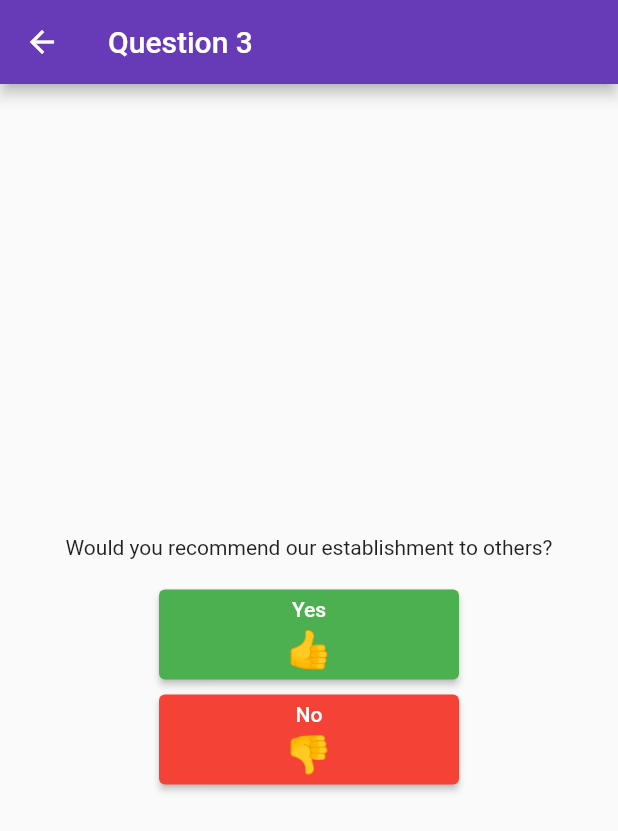
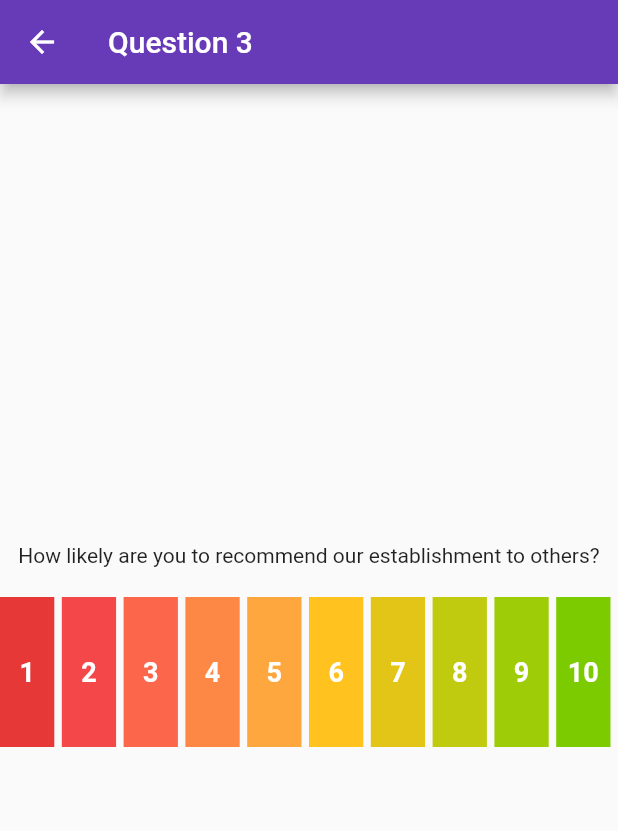
Before and after one commit to GeffersonST/Gosurvey, a Flutter app: the Question3Screen screen opened directly, on a phone screen of 412 x 824 dp. Shown: the top 831 px of the screen. Run offline on Flutter 3.47's test engine with Material 2 defaults, Android fonts, the light colour scheme and no system bars; our stand-ins replace fl_chart, shared_preferences, sqflite; accounts and stored records are empty.

Commit message:
Pagina da questão 3 melhorada e modificada

```diff
--- a/lib/screens/question3_screen.dart
+++ b/lib/screens/question3_screen.dart
@@ -2,7 +2,15 @@ import 'package:flutter/material.dart';
 import 'package:shared_preferences/shared_preferences.dart';
 import 'package:gosurvey/screens/results_screen.dart';
 
-class Question3Screen extends StatelessWidget {
+class Question3Screen extends StatefulWidget {
+  @override
+  _Question3ScreenState createState() => _Question3ScreenState();
+}
+
+class _Question3ScreenState extends State<Question3Screen> {
+  int selectedRating = -1; // Nenhum selecionado por padrão
+  bool isCompleted = false; // Para controlar se a seleção foi concluída
+
   @override
   Widget build(BuildContext context) {
     return Scaffold(
@@ -13,50 +21,120 @@ class Question3Screen extends StatelessWidget {
         child: Column(
           mainAxisAlignment: MainAxisAlignment.center,
           children: <Widget>[
-            Text('Would you recommend our establishment to others?'),
+            Text('How likely are you to recommend our establishment to others?'),
             SizedBox(height: 20),
-            buildResponseButton(context, 'Yes', Colors.green, '👍'),
-            SizedBox(height: 10), // Espaço vertical entre os botões
-            buildResponseButton(context, 'No', Colors.red, '👎'),
+            buildRatingSquares(),
+            SizedBox(height: 20),
+            buildFinishButton(),
           ],
         ),
       ),
     );
   }
 
-  Widget buildResponseButton(BuildContext context, String response, Color color, String emoji) {
-    return SizedBox(
-      width: 200, // Largura desejada para o botão
-      height: 60, // Altura desejada para o botão
-      child: ElevatedButton(
-        onPressed: () async {
-          // Save the response to question 3
-          await saveResultsToSharedPreferences('question3', response == 'Yes');
+  Widget buildRatingSquares() {
+    return Container(
+      height: 100,
+      child: ListView.builder(
+        itemCount: 10,
+        scrollDirection: Axis.horizontal,
+        itemBuilder: (context, index) {
+          final rating = index + 1;
+          final isSelected = rating == selectedRating; // Verifique se está selecionado
+          final squareSize = getSquareSize();
+          final squareColor = getSquareColor(rating);
 
-          // Navigate to the results screen
+          return GestureDetector(
+            onTap: () async {
+              await saveResultsToSharedPreferences('question3', rating.toDouble());
+              setState(() {
+                selectedRating = rating; // Atualize a seleção ao tocar
+                isCompleted = true; // A seleção foi concluída
+              });
+            },
+            child: AnimatedContainer(
+              duration: Duration(milliseconds: 300), // Duração da animação em milissegundos
+              curve: Curves.easeInOut, // Curva de animação suave
+              width: squareSize,
+              height: squareSize,
+              margin: EdgeInsets.only(right: 5),
+              decoration: BoxDecoration(
+                color: squareColor,
+                border: Border.all(
+                  color: isSelected ? Colors.blue : Colors.transparent,
+                  width: isSelected ? 4.0 : 2.0, // Largura da borda aumentada quando selecionado
+                ),
+              ),
+              child: Center(
+                child: Text(
+                  rating.toString(),
+                  style: TextStyle(
+                    color: Colors.white,
+                    fontWeight: FontWeight.bold,
+                    fontSize: 18,
+                  ),
+                ),
+              ),
+            ),
+          );
+        },
+      ),
+    );
+  }
+
+  double getSquareSize() {
+    final screenWidth = MediaQuery.of(context).size.width;
+    final maxSquareSize = screenWidth / 10 - 5; // Divide a largura da tela em 10 quadrados com espaçamento de 5
+    return maxSquareSize;
+  }
+
+  Color getSquareColor(int rating) {
+    // Aqui você pode definir as cores personalizadas para cada classificação
+    switch (rating) {
+      case 1:
+        return Color(0xFFE73838);
+      case 2:
+        return Color(0xFFF4474A);
+      case 3:
+        return Color(0xFFFC664A);
+      case 4:
+        return Color(0xFFFD8744);
+      case 5:
+        return Color(0xFFFEA73F);
+      case 6:
+        return Color(0xFFFFC21F);
+      case 7:
+        return Color(0xFFE2C517);
+      case 8:
+        return Color(0xFFC0CA0E);
+      case 9:
+        return Color(0xFF9ECC06);
+      case 10:
+        return Color(0xFF7CCB00);
+      default:
+        return Colors.grey; // Cor padrão quando não está selecionado
+    }
+  }
+
+  Widget buildFinishButton() {
+    if (isCompleted) {
+      return ElevatedButton(
+        onPressed: () {
           Navigator.pushReplacement(
             context,
             MaterialPageRoute(builder: (context) => ResultsScreen()),
           );
         },
-        style: ButtonStyle(
-          backgroundColor: MaterialStateProperty.all<Color>(color),
-        ),
-        child: Column(
-          mainAxisAlignment: MainAxisAlignment.center,
-          children: [
-            Text(response),
-            SizedBox(height: 5),
-            Text(emoji, style: TextStyle(fontSize: 24)),
-          ],
-        ),
-      ),
-    );
+        child: Text('Finalizar'),
+      );
+    } else {
+      return SizedBox(); // Oculta o botão se a seleção não estiver concluída
+    }
   }
 
   // Função para salvar os resultados no SharedPreferences
-  Future<void> saveResultsToSharedPreferences(String key, bool value) async {
+  Future<void> saveResultsToSharedPreferences(String key, double value) async {
     final prefs = await SharedPreferences.getInstance();
-    await prefs.setBool(key, value);
+    await prefs.setDouble(key, value);
   }
 }
```
Also changed, not shown: pubspec.yaml (+6 -1 lines).
